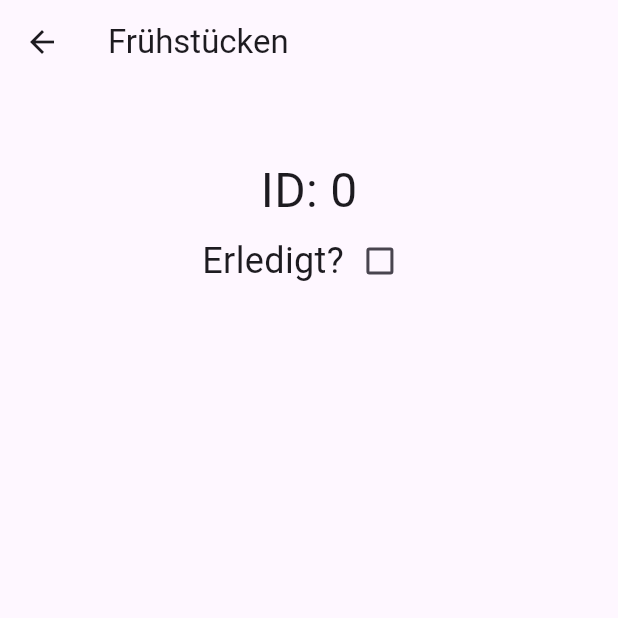
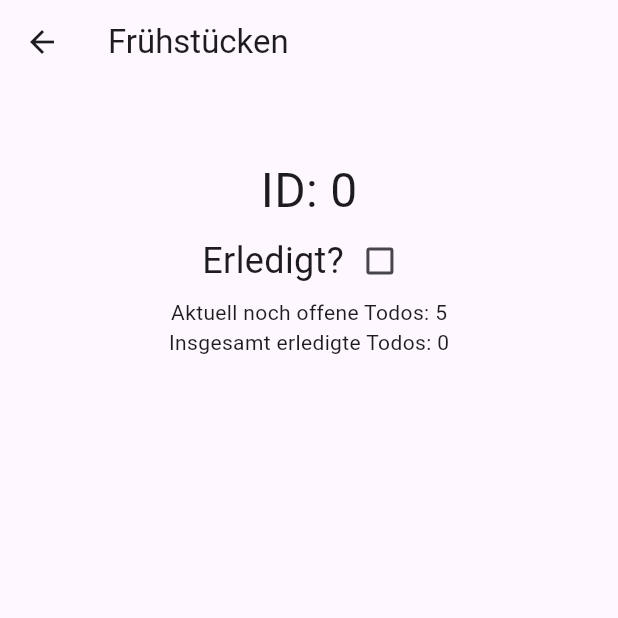
Before and after one commit to jubeXyz/the_todo_app, a Flutter app: the screen it shows after launch, after a tap on "Frühstücken", on a phone screen of 412 x 824 dp, the top half of it. Run offline on Flutter 3.47's test engine with Material 3 defaults, Android fonts, the phone set to English and light mode, and no system bars.

Commit message:
added total open/done todo value to detail screen

```diff
--- a/lib/todo_details_screen.dart
+++ b/lib/todo_details_screen.dart
@@ -1,5 +1,6 @@
 import 'package:flutter/material.dart';
 import 'package:the_todo_app/todo.dart';
+import 'package:the_todo_app/todo_model.dart';
 
 class TodoDetailsScreen extends StatefulWidget {
   const TodoDetailsScreen({
@@ -47,6 +48,12 @@ class _TodoDetailsScreenState extends State<TodoDetailsScreen> {
                     }),
               ],
             ),
+            Text(
+              "Aktuell noch offene Todos: ${openTodos.length.toString()}",
+            ),
+            Text(
+              "Insgesamt erledigte Todos: ${doneTodos.length.toString()}",
+            ),
           ],
         ),
       ),
```
